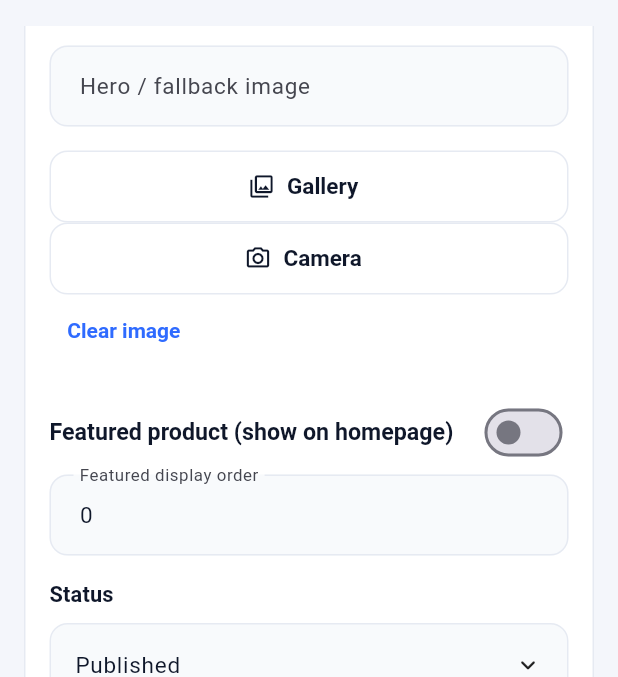
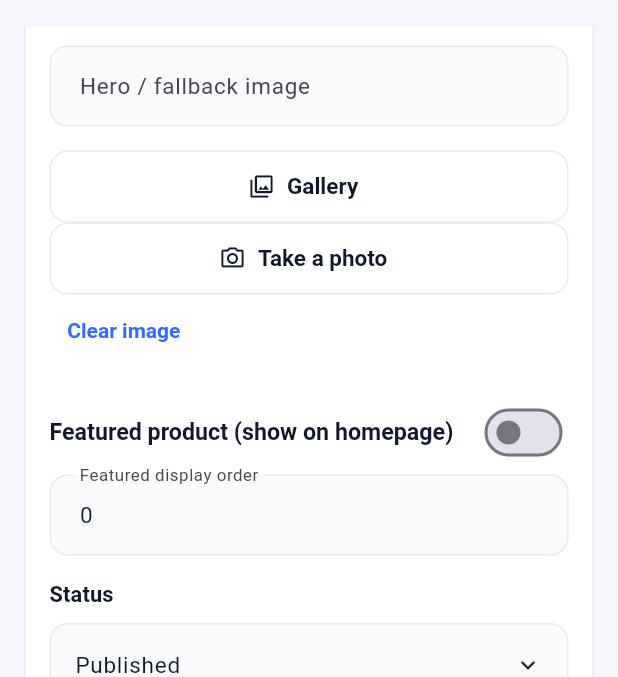
Before and after one commit to Sudipto-tales/hazra_ev, a Flutter app: the ProductFormPage screen opened directly with sample values from the repository, scrolled down 576 dp, on a phone screen of 412 x 824 dp, the part 58-735 px from its top. Run offline on Flutter 3.47's test engine with Material 3 defaults, Android fonts, the light colour scheme and no system bars; our stand-ins replace flutter_map, geolocator, image_picker, latlong2, shared_preferences; accounts and stored records are empty; network calls fail.

Commit message:
mobile-app: release 0.1.2 from main

```diff
--- a/lib/data/mock/account_deletion_store.dart
+++ b/lib/data/mock/account_deletion_store.dart
@@ -26,7 +26,8 @@ class AccountDeletionStore {
     });
   }
 
-  AccountDeletionRequest approve(String id, String confirmation) {
+  AccountDeletionRequest approve(String id, String confirmation,
+      {String adminNote = ''}) {
     if (confirmation != 'delete account') {
       throw ArgumentError('Type delete account exactly');
     }
@@ -42,7 +43,8 @@ class AccountDeletionStore {
         requestedAt: old.requestedAt,
         deleteAfter: old.deleteAfter,
         deletedAt: old.deletedAt ?? DateTime.now().toUtc(),
-        deletionSource: old.deletionSource ?? 'admin');
+        deletionSource: old.deletionSource ?? 'admin',
+        adminNote: old.isPending ? adminNote.trim() : old.adminNote);
     requests[old.employeeId] = result;
     return result;
   }
--- a/lib/data/models/account_deletion_request.dart
+++ b/lib/data/models/account_deletion_request.dart
@@ -9,13 +9,15 @@ class AccountDeletionRequest {
       required this.requestedAt,
       required this.deleteAfter,
       this.deletedAt,
-      this.deletionSource});
+      this.deletionSource,
+      this.adminNote = ''});
 
   final String id, ticketNumber, employeeId, reason, status;
   final Map<String, dynamic> employee;
   final DateTime requestedAt, deleteAfter;
   final DateTime? deletedAt;
   final String? deletionSource;
+  final String adminNote;
   bool get isPending => status == 'pending';
   String get employeeName => employee['name'] as String? ?? 'Unknown';
   factory AccountDeletionRequest.fromJson(Map<String, dynamic> json) =>
@@ -31,5 +33,6 @@ class AccountDeletionRequest {
           deletedAt: json['deletedAt'] == null
               ? null
               : DateTime.parse(json['deletedAt'] as String),
-          deletionSource: json['deletionSource'] as String?);
+          deletionSource: json['deletionSource'] as String?,
+          adminNote: json['adminNote'] as String? ?? '');
 }
--- a/lib/data/repositories/admin_repository.dart
+++ b/lib/data/repositories/admin_repository.dart
@@ -42,7 +42,7 @@ abstract class AdminRepository {
 
   Future<List<AccountDeletionRequest>> accountDeletionRequests();
   Future<AccountDeletionRequest> approveAccountDeletion(String id,
-      {required String confirmation});
+      {required String confirmation, String adminNote = ''});
 
   /// Dashboard payload for [date] (defaults to today).
   Future<TeamOverview> overview({DateTime? date});
--- a/lib/data/repositories/mock_admin_repository.dart
+++ b/lib/data/repositories/mock_admin_repository.dart
@@ -42,8 +42,8 @@ class MockAdminRepository implements AdminRepository {
       _delayed(_deletions.requests.values.toList());
   @override
   Future<AccountDeletionRequest> approveAccountDeletion(String id,
-      {required String confirmation}) {
-    final request = _deletions.approve(id, confirmation);
+      {required String confirmation, String adminNote = ''}) {
+    final request = _deletions.approve(id, confirmation, adminNote: adminNote);
     final employee = _find(request.employeeId);
     if (employee != null) {
       _edited[employee.id] = employee.copyWith(
--- a/lib/features/admin/products/product_editor_fields.dart
+++ b/lib/features/admin/products/product_editor_fields.dart
@@ -1,5 +1,6 @@
 import 'dart:convert';
 import 'dart:math';
+import 'dart:typed_data';
 
 import 'package:flutter/material.dart';
 import 'package:image_picker/image_picker.dart';
@@ -121,6 +122,8 @@ class ProductImageInput extends StatefulWidget {
 class _ProductImageInputState extends State<ProductImageInput> {
   late final _url = TextEditingController(text: widget.value);
   bool _uploading = false;
+  Uint8List? _preview;
+  String? _selectedName;
 
   @override
   void didUpdateWidget(ProductImageInput oldWidget) {
@@ -147,6 +150,12 @@ class _ProductImageInputState extends State<ProductImageInput> {
         maxWidth: 1600,
       );
       if (file == null || !mounted) return;
+      final bytes = await file.readAsBytes();
+      if (!mounted) return;
+      setState(() {
+        _preview = bytes;
+        _selectedName = file.name;
+      });
       final url = await repository.uploadProductImage(file);
       if (!mounted) return;
       _url.text = url;
@@ -171,9 +180,21 @@ class _ProductImageInputState extends State<ProductImageInput> {
             label: widget.label,
             controller: _url,
             validator: productUrl,
-            onChanged: widget.onChanged,
+            onChanged: (value) {
+              setState(() {
+                _preview = null;
+                _selectedName = null;
+              });
+              widget.onChanged(value);
+            },
           ),
-          if (widget.value.isNotEmpty)
+          if (_preview != null)
+            Padding(
+              padding: const EdgeInsets.only(bottom: 8),
+              child: Image.memory(_preview!,
+                  height: 110, width: 160, fit: BoxFit.contain),
+            )
+          else if (widget.value.isNotEmpty)
             Padding(
               padding: const EdgeInsets.only(bottom: 8),
               child: Image.network(
@@ -196,12 +217,16 @@ class _ProductImageInputState extends State<ProductImageInput> {
               OutlinedButton.icon(
                 onPressed: _uploading ? null : () => _pick(ImageSource.camera),
                 icon: const Icon(Icons.photo_camera_outlined),
-                label: const Text('Camera'),
+                label: const Text('Take a photo'),
               ),
               TextButton(
                 onPressed: _uploading
                     ? null
                     : () {
+                        setState(() {
+                          _preview = null;
+                          _selectedName = null;
+                        });
                         _url.clear();
                         widget.onChanged('');
                       },
@@ -209,6 +234,7 @@ class _ProductImageInputState extends State<ProductImageInput> {
               ),
             ],
           ),
+          if (_selectedName != null) Text('Selected: $_selectedName'),
           if (_uploading) const LinearProgressIndicator(),
           const SizedBox(height: 16),
         ],
--- a/pubspec.yaml
+++ b/pubspec.yaml
@@ -1,7 +1,7 @@
 name: employeetracking_mobile_app
 description: Salesman / Employee tracking mobile app — UI layer with static data.
 publish_to: "none"
-version: 0.1.1+2
+version: 0.1.2+3
 
 # Requires Flutter 3.27+ (uses Color.withValues and TextScaler.clamp).
 environment:
```
Also changed, not shown: lib/data/api/api_client.dart (+9 -10 lines), lib/data/repositories/http_admin_repository.dart (+6 -3 lines), lib/features/admin/manage/account_deletion_requests_page.dart (+15 -1 lines), lib/features/admin/products/product_color_editor.dart (+25 -3 lines), 2 other files.
